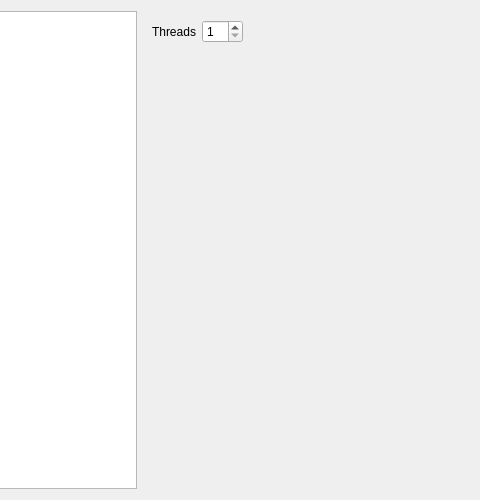
Above: assets/ui/optionsdialog.ui from fuzzy69/proxy-harvester before the change; both pictures show x 98 to 578 and y 0 to 500 of the 700 by 500 pixel window. Below: the same form after it.
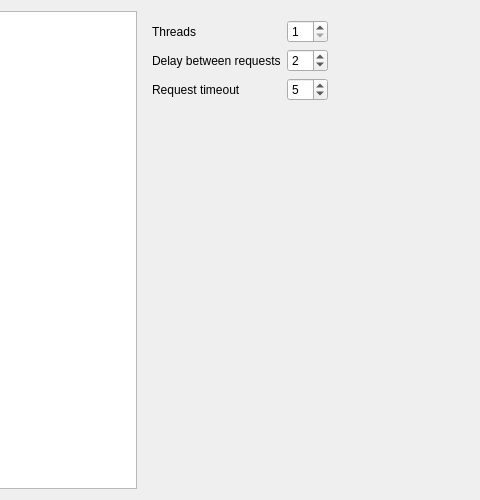
That is the form after the change.

Commit message: add controls for request timeout and delay

Patch:
```diff
--- a/assets/ui/optionsdialog.ui
+++ b/assets/ui/optionsdialog.ui
@@ -36,15 +36,28 @@
       <layout class="QVBoxLayout" name="verticalLayout">
        <item>
         <layout class="QGridLayout" name="gridLayout">
-         <item row="0" column="0">
+         <item row="3" column="2">
+          <spacer name="verticalSpacer">
+           <property name="orientation">
+            <enum>Qt::Vertical</enum>
+           </property>
+           <property name="sizeHint" stdset="0">
+            <size>
+             <width>20</width>
+             <height>40</height>
+            </size>
+           </property>
+          </spacer>
+         </item>
+         <item row="0" column="2">
           <widget class="QLabel" name="threadsLabel">
            <property name="text">
             <string>Threads</string>
            </property>
           </widget>
          </item>
-         <item row="0" column="1">
-          <widget class="QSpinBox" name="threadsCountSpinBox">
+         <item row="0" column="6">
+          <widget class="QSpinBox" name="threadsCountSpinbox">
            <property name="minimum">
             <number>1</number>
            </property>
@@ -53,7 +66,24 @@
            </property>
           </widget>
          </item>
-         <item row="0" column="2">
+         <item row="1" column="2">
+          <widget class="QLabel" name="label_2">
+           <property name="text">
+            <string>Delay between requests</string>
+           </property>
+          </widget>
+         </item>
+         <item row="1" column="6">
+          <widget class="QSpinBox" name="requestsDelaySpinbox">
+           <property name="maximum">
+            <number>60</number>
+           </property>
+           <property name="value">
+            <number>2</number>
+           </property>
+          </widget>
+         </item>
+         <item row="0" column="7">
           <spacer name="horizontalSpacer">
            <property name="orientation">
             <enum>Qt::Horizontal</enum>
@@ -66,10 +96,20 @@
            </property>
           </spacer>
          </item>
-         <item row="1" column="0">
+         <item row="2" column="2">
           <widget class="QLabel" name="label">
            <property name="text">
-            <string/>
+            <string>Request timeout</string>
+           </property>
+          </widget>
+         </item>
+         <item row="2" column="6">
+          <widget class="QSpinBox" name="requestTimeoutSpinbox">
+           <property name="maximum">
+            <number>60</number>
+           </property>
+           <property name="value">
+            <number>5</number>
            </property>
           </widget>
          </item>
```
The commit also changes 3 other files.
